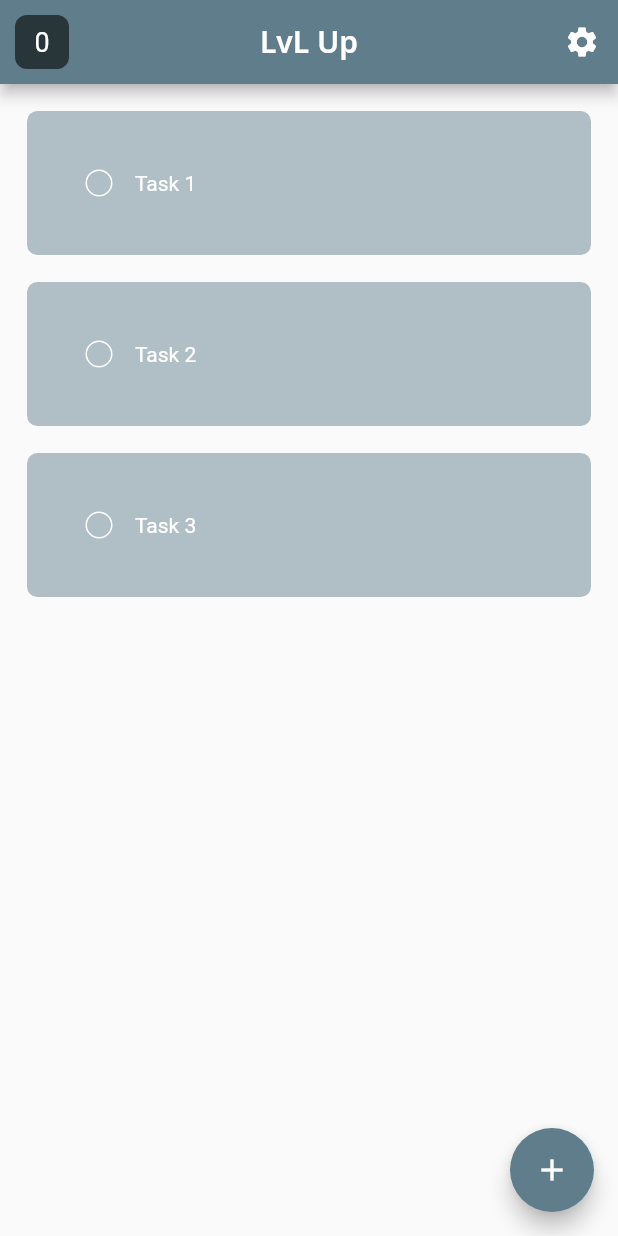
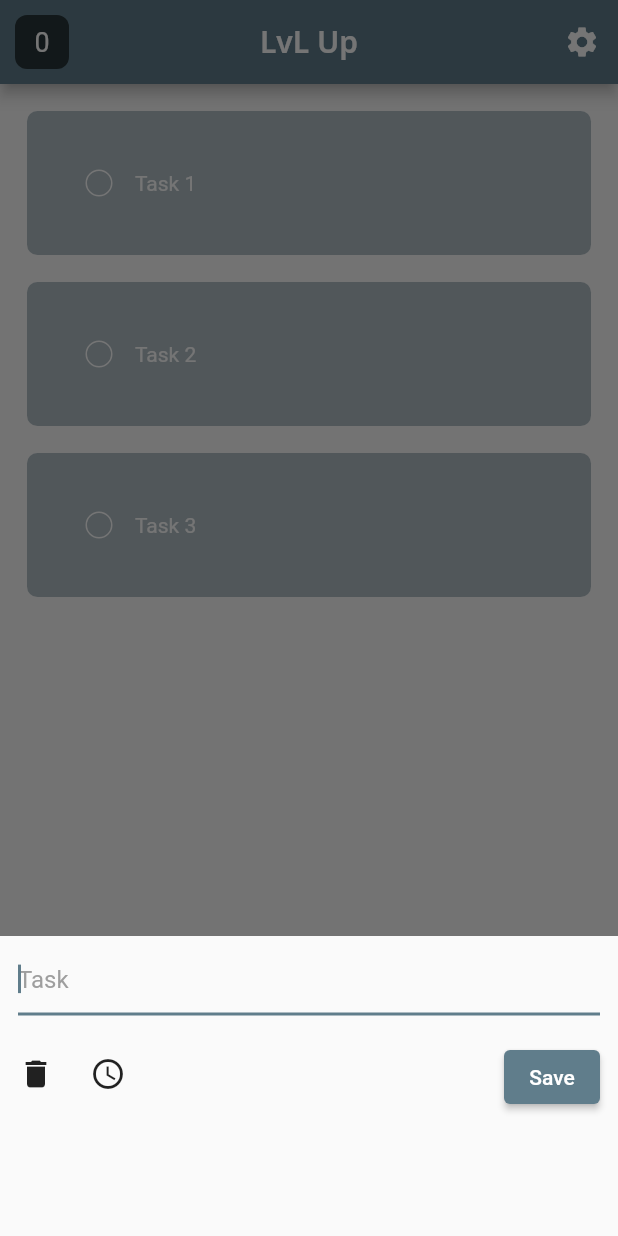
Before and after one commit to brunofreda/lvl-up, a Flutter app: the screen it shows after launch, after a tap on the "add" icon, on a phone screen of 412 x 824 dp. Run offline on Flutter 3.47's test engine with Material 2 defaults, Android fonts, the phone set to English and light mode, and no system bars; our stand-ins replace google_fonts.

Commit message:
Some more minor changes to the code design

```diff
--- a/lib/pages/main_tasks_page.dart
+++ b/lib/pages/main_tasks_page.dart
@@ -74,7 +74,7 @@ class _MainTasksPageState extends State<MainTasksPage> {
           checkBoxChanged: taskCheckBoxChanged,
       ),
       floatingActionButton: AddItemButton(
-
+        addItemButtonContext: context,
       ),
     );
   }
--- a/lib/utilities/add_item_button.dart
+++ b/lib/utilities/add_item_button.dart
@@ -3,20 +3,27 @@ import 'package:flutter/material.dart';
 import '../utilities/dialog_box.dart';
 
 class AddItemButton extends StatelessWidget {
-  const AddItemButton({
+  AddItemButton({
     super.key,
+    required this.addItemButtonContext,
   });
+
+  final BuildContext addItemButtonContext;
+  final textController = TextEditingController();
 
   void bottomDialogBox() {
     showModalBottomSheet(
-      context: context,
+      context: addItemButtonContext,
       isScrollControlled: true,
       builder: (BuildContext context) {
         return Padding(
           padding: EdgeInsets.only(
             bottom: MediaQuery.of(context).viewInsets.bottom,
           ),
-          child: DialogBox(),
+          child: DialogBox(
+            hintString: 'Task',
+            dialogBoxTextFieldController: textController,
+          ),
         );
       }
     );
--- a/lib/utilities/dialog_box.dart
+++ b/lib/utilities/dialog_box.dart
@@ -3,10 +3,16 @@ import 'package:flutter/material.dart';
 class DialogBox extends StatelessWidget {
   const DialogBox({
     super.key,
-    required this.hintString
+    required this.hintString,
+    required this.dialogBoxTextFieldController
   });
 
   final String hintString;
+  final dialogBoxTextFieldController;
+
+  // void onSavedFunction() {
+  //
+  // }
 
   @override
   Widget build(BuildContext context) {
@@ -15,15 +21,16 @@ class DialogBox extends StatelessWidget {
       child: Center(
         child: Column(
           children: [
-              const Padding(
-                padding: EdgeInsets.fromLTRB(12.0, 5.0, 12.0, 5.0),
+            Padding(
+              padding: const EdgeInsets.fromLTRB(12, 5, 12, 5),
               child: TextField(
+                controller: dialogBoxTextFieldController,
                 decoration: InputDecoration(
-                    hintText: 'Task',
-                    hintStyle: TextStyle(
+                  hintText: hintString,
+                  hintStyle: const TextStyle(
                     color: Colors.grey,
                   ),
-                    labelStyle: TextStyle(
+                  labelStyle: const TextStyle(
                     color: Colors.grey,
                   ),
                 ),
@@ -45,7 +52,7 @@ class DialogBox extends StatelessWidget {
                       Flexible(
                         child: IconButton(
                           icon: const Icon(Icons.access_time),
-                            onPressed:() => 0,
+                          onPressed: () => 0,
                         ),
                       ),
                     ],
@@ -53,12 +60,7 @@ class DialogBox extends StatelessWidget {
                 ),
                 Flexible(
                     child: Padding(
-                        padding: const EdgeInsets.fromLTRB(
-                            8.0,
-                            12.0,
-                            12.0,
-                            8.0
-                        ),
+                      padding: const EdgeInsets.fromLTRB(8, 12, 12, 8),
                       child: ElevatedButton(
                         child: const Text('Save'),
                         onPressed: () {
@@ -72,9 +74,8 @@ class DialogBox extends StatelessWidget {
           ],
         ),
       ),
-      ),
     );
-
+  }
 // DatePickerDialog(
 //   initialDate: DateTime.now(),
 //   firstDate: DateTime.now(),
--- a/lib/utilities/task_tile.dart
+++ b/lib/utilities/task_tile.dart
@@ -10,12 +10,12 @@ class TaskTile extends StatelessWidget {
 
   final String taskText;
   final bool taskComplete;
-  final Function(bool?)? onChangedFunction;
+  final void Function(bool?)? onChangedFunction;
 
   @override
   Widget build(BuildContext context) {
     return Padding(
-        padding: const EdgeInsets.only(left: 18.0, right: 18.0, top: 18.0),
+        padding: const EdgeInsets.only(left: 18, right: 18, top: 18),
         child: Container(
           padding: const EdgeInsets.all(24.0),
           decoration: BoxDecoration(
--- a/lib/utilities/tasks_list_visualizer.dart
+++ b/lib/utilities/tasks_list_visualizer.dart
@@ -10,15 +10,15 @@ class TasksListVisualizer extends StatelessWidget {
   });
 
   final List tasksList;
-  final Function(bool? value, int index) checkBoxChanged;
+  final void Function(bool? value, int index) checkBoxChanged;
 
   @override
   Widget build(BuildContext context) {
     return tasksList.isEmpty
-        ? const Center(
+        ? Center(
             child: Text(
               'Tap the plus button to add a task',
-              style: TextStyle(color: Colors.grey),
+              style: TextStyle(color: Colors.blueGrey[200]),
             ),
           )
         : ListView.builder(
```
Lines whose indentation alone changed are shown as unchanged.
